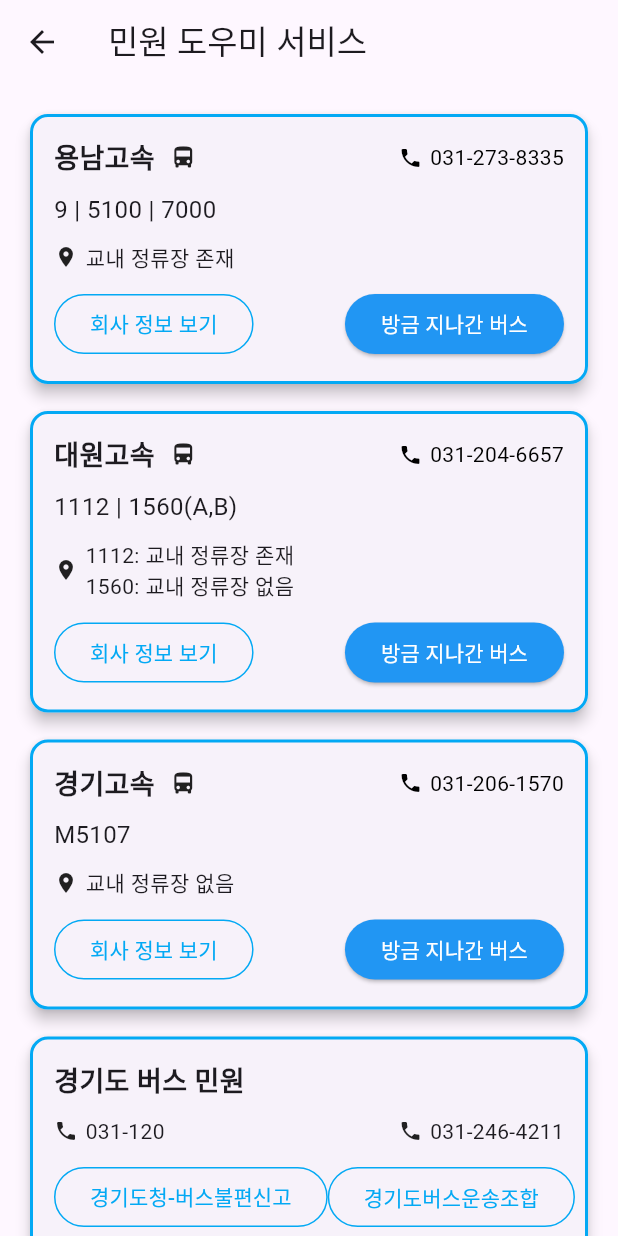
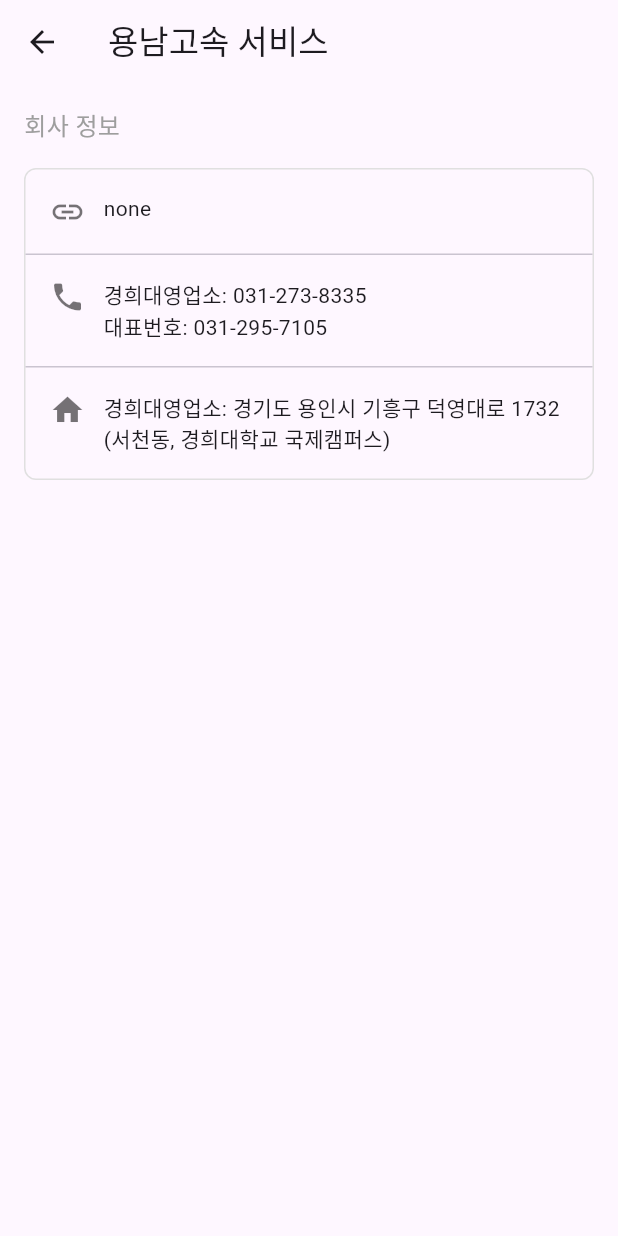
Before and after one commit to Brian0KIM/KHUBusEonje, a Flutter app: the ComplaintServiceScreen screen opened directly, after a tap on "회사 정보 보기", on a phone screen of 412 x 824 dp. Run offline on Flutter 3.47's test engine with Material 3 defaults, Android fonts, the phone set to English and light mode, and no system bars; our stand-ins replace dio.

Commit message:
busCompanyInfo

```diff
--- a/dartFront/assets/data/bus_company.json
+++ b/dartFront/assets/data/bus_company.json
@@ -63,7 +63,7 @@
     },
     "7":
     {
-        "name":"경희대학교학생지원센터",
+        "name":"학생지원센터",
         "phones":{
             "국제캠퍼스":"031-201-3051~4"
         },
--- /dev/null
+++ b/front/lib/busCompany.dart
@@ -0,0 +1,71 @@
+const Map<String, dynamic> companyData = {"1":
+{
+"name":"용남고속",
+"phones":{
+"경희대영업소":"031-273-8335",
+"대표번호":"031-295-7105"
+},
+"address": "경희대영업소: 경기도 용인시 기흥구 덕영대로 1732 (서천동, 경희대학교 국제캠퍼스)",
+"buses":["9","5100","7000"],
+"url":"none"
+},
+"2":
+{
+"name":"대원고속",
+"phones":{
+"경희대영업소1":"031-204-6657",
+"경희대영업소2":"031-206-1570",
+"KD통합콜센터":"02-455-2114",
+"대표번호":"031-333-8157"
+},
+"address":"경희대영업소: 경기도 용인시 기흥구 덕영대로 1732 (서천동, 경희대학교 국제캠퍼스)",
+"buses":["1112","1560A","1560B"],
+"url":"http://www.buspia.co.kr/subpage/cus/cusCen.php"
+},
+"3":
+{
+"name":"경기고속",
+"phones":{
+"경희대영업소1":"031-204-6657",
+"경희대영업소2":"031-206-1570",
+"KD통합콜센터":"02-455-2114"
+},
+"address":"경희대영업소: 경기도 용인시 기흥구 덕영대로 1732 (서천동, 경희대학교 국제캠퍼스)",
+"buses":["M5107"],
+"url":"http://www.buspia.co.kr/subpage/cus/cusCen.php"
+},
+"4":
+{
+"name":"경기도청-버스불편신고",
+"phones":{
+"경기도콜센터":"031-120"
+},
+"url":"https://www.gg.go.kr/contents/contents.do?ciIdx=1003&menuId=2287"
+},
+"5":
+{
+"name":"경기도버스운송조합",
+"phones":{
+"경기도버스운송조합C/S":"031-246-4211",
+"대표번호":"02-455-2114"
+},
+"url":"https://www.gbus.or.kr/lost-items-and-civil-complaints-consultation/report-traffic-inconvenience"
+},
+"6":
+{
+"name":"경희옴부즈민원",
+"phones":{
+"국제캠퍼스감사팀":"031-201-2004",
+"서울캠퍼스감사팀":"02-961-2360"
+},
+"url":"http://ombuds.khu.ac.kr/html_2013/02/01.php"
+},
+"7":
+{
+"name":"학생지원센터",
+"phones":{
+"국제캠퍼스":"031-201-3051~4"
+},
+"url":"https://www.khu.ac.kr/kor/user/contents/view.do?menuNo=200172"
+}
+};
--- a/front/lib/main.dart
+++ b/front/lib/main.dart
@@ -1,7 +1,7 @@
 import 'package:flutter/material.dart';
 import 'package:http/http.dart' as http;
 import 'dart:convert';
-
+import 'busCompany.dart';
 void main() {
   runApp(const MyApp());
 }
@@ -369,6 +369,7 @@
                 routes: "9 | 5100 | 7000",
                 stopInfo: "교내 정류장 존재",
                 phone: "031-273-8335",
+                context: context,
               ),
               const SizedBox(height: 10),
               _buildBusInfoCard(
@@ -376,6 +377,7 @@
                 routes: "1112 | 1560(A,B)",
                 stopInfo: "1112: 교내 정류장 존재\n1560: 교내 정류장 없음",
                 phone: "031-204-6657",
+                context: context,
               ),
               const SizedBox(height: 10),
               _buildBusInfoCard(
@@ -383,6 +385,7 @@
                 routes: "M5107",
                 stopInfo: "교내 정류장 없음",
                 phone: "031-206-1570",
+                context: context,
               ),
               const SizedBox(height: 10),
               _buildGeneralInfoCard(
@@ -391,6 +394,7 @@
                 phone2: "031-246-4211",
                 button1Text: "경기도청-버스불편신고",
                 button2Text: "경기도버스운송조합",
+                context: context,
               ),
               const SizedBox(height: 10),
               _buildGeneralInfoCard(
@@ -399,6 +403,7 @@
                 phone2: "031-201-3051~4",
                 button1Text: "경희옴부즈민원",
                 button2Text: "학생지원센터",
+                context: context,
               ),
             ],
           ),
@@ -412,7 +417,20 @@
     required String routes,
     required String stopInfo,
     required String phone,
+    required BuildContext context,
   }) {
+    String getCompanyId() {
+    switch (companyName) {
+      case "용남고속":
+        return "1";
+      case "대원고속":
+        return "2";
+      case "경기고속":
+        return "3";
+      default:
+        return "1";
+    }
+    }
     return Card(
       shape: RoundedRectangleBorder(
         borderRadius: BorderRadius.circular(12.0),
@@ -477,6 +495,14 @@
                   ),
                   onPressed: () {
                     // 회사 정보 보기 버튼 동작
+                    Navigator.push(
+                      context,
+                      MaterialPageRoute(
+                        builder: (context) => CompanyInfoPage(
+                          companyId: getCompanyId(),
+                        ),
+                      ),
+                    );
                   },
                   child: const Text('회사 정보 보기'),
                 ),
@@ -504,7 +530,22 @@
     required String phone2,
     required String button1Text,
     required String button2Text,
+    required BuildContext context,
   }) {
+    String getCompanyId(String buttonText) {
+    switch (buttonText) {
+      case "경기도청-버스불편신고":
+        return "4";
+      case "경기도버스운송조합":
+        return "5";
+      case "경희옴부즈민원":
+        return "6";
+      case "학생지원센터":
+        return "7";
+      default:
+        return "4";
+    }
+    }
     return Card(
       shape: RoundedRectangleBorder(
         borderRadius: BorderRadius.circular(12.0),
@@ -551,7 +592,15 @@
                     side: const BorderSide(color: Colors.lightBlue),
                   ),
                   onPressed: () {
-                    // 첫 번째 버튼 동작
+                    // 회사 정보 페이지로 이동
+                    Navigator.push(
+                      context,
+                      MaterialPageRoute(
+                        builder: (context) => CompanyInfoPage(
+                          companyId: getCompanyId(button1Text),
+                        ),
+                      ),
+                    );
                   },
                   child: Text(button1Text),
                 ),
@@ -562,6 +611,14 @@
                   ),
                   onPressed: () {
                     // 두 번째 버튼 동작
+                    Navigator.push(
+                      context,
+                      MaterialPageRoute(
+                        builder: (context) => CompanyInfoPage(
+                          companyId: getCompanyId(button2Text),
+                        ),
+                      ),
+                    );
                   },
                   child: Text(button2Text),
                 ),
@@ -573,3 +630,107 @@
     );
   }
 }
+class CompanyInfoPage extends StatelessWidget {
+  final String companyId;
+
+  const CompanyInfoPage({super.key, required this.companyId});
+
+  @override
+  Widget build(BuildContext context) {
+    final company = companyData[companyId];
+
+    return Scaffold(
+      appBar: AppBar(
+        leading: IconButton(
+          icon: const Icon(Icons.arrow_back),
+          onPressed: () => Navigator.pop(context),
+        ),
+        title: Text('${company['name']} 서비스'),
+      ),
+      body: Padding(
+        padding: const EdgeInsets.all(16.0),
+        child: Column(
+          crossAxisAlignment: CrossAxisAlignment.start,
+          children: [
+            const Text(
+              '회사 정보',
+              style: TextStyle(
+                fontSize: 16,
+                color: Colors.grey,
+              ),
+            ),
+            const SizedBox(height: 16),
+            _buildInfoCard(company),
+          ],
+        ),
+      ),
+    );
+  }
+
+  Widget _buildInfoCard(Map<String, dynamic> company) {
+    return Container(
+      decoration: BoxDecoration(
+        border: Border.all(color: Colors.grey.shade300),
+        borderRadius: BorderRadius.circular(8),
+      ),
+      child: Column(
+        children: [
+          _buildInfoItem(
+            icon: Icons.link,
+            title: '웹사이트 주소',
+            content: company['url'] ?? 'none',
+          ),
+          _buildDivider(),
+          _buildInfoItem(
+            icon: Icons.phone,
+            title: '전화번호',
+            content: _formatPhones(company['phones']),
+          ),
+          if (company['address'] != null) ...[
+            _buildDivider(),
+            _buildInfoItem(
+              icon: Icons.home,
+              title: '주소',
+              content: company['address'],
+            ),
+          ],
+        ],
+      ),
+    );
+  }
+
+  Widget _buildInfoItem({
+    required IconData icon,
+    required String title,
+    required String content,
+  }) {
+    return Padding(
+      padding: const EdgeInsets.all(16.0),
+      child: Row(
+        crossAxisAlignment: CrossAxisAlignment.start,
+        children: [
+          Icon(icon, size: 24, color: Colors.black54),
+          const SizedBox(width: 12),
+          Expanded(
+            child: Column(
+              crossAxisAlignment: CrossAxisAlignment.start,
+              children: [
+                Text(content),
+              ],
+            ),
+          ),
+        ],
+      ),
+    );
+  }
+
+  Widget _buildDivider() {
+    return const Divider(height: 1, thickness: 1);
+  }
+
+  String _formatPhones(Map<String, dynamic> phones) {
+    return phones.entries
+        .map((e) => '${e.key}: ${e.value}')
+        .join('\n');
+  }
+}
```
